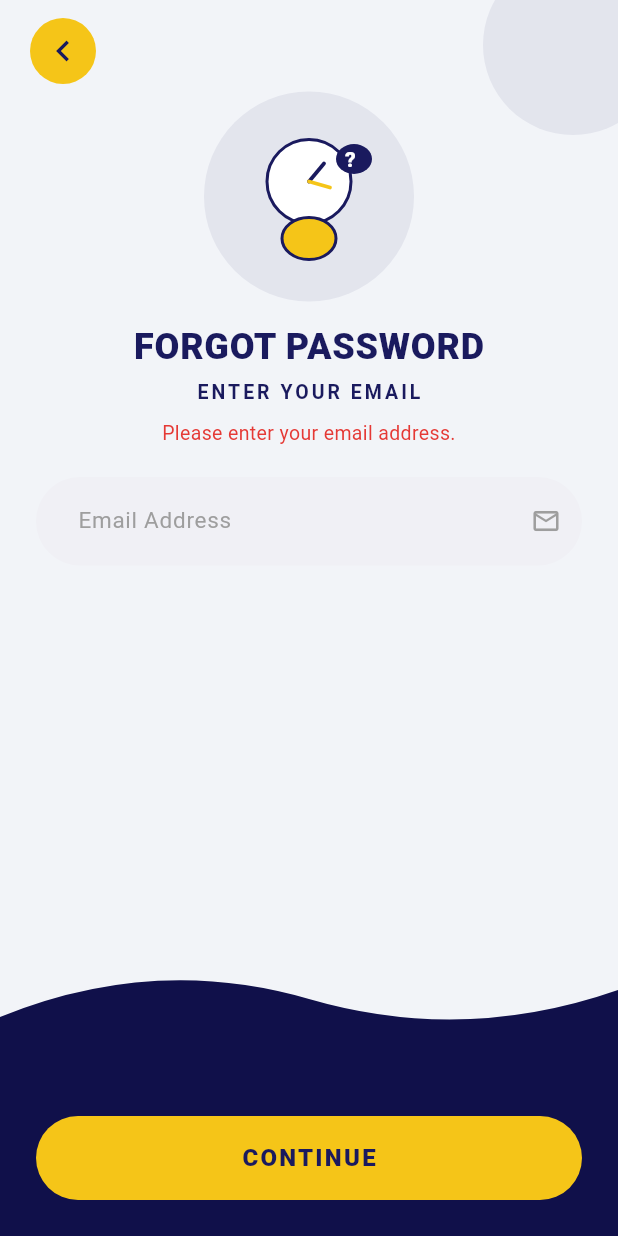
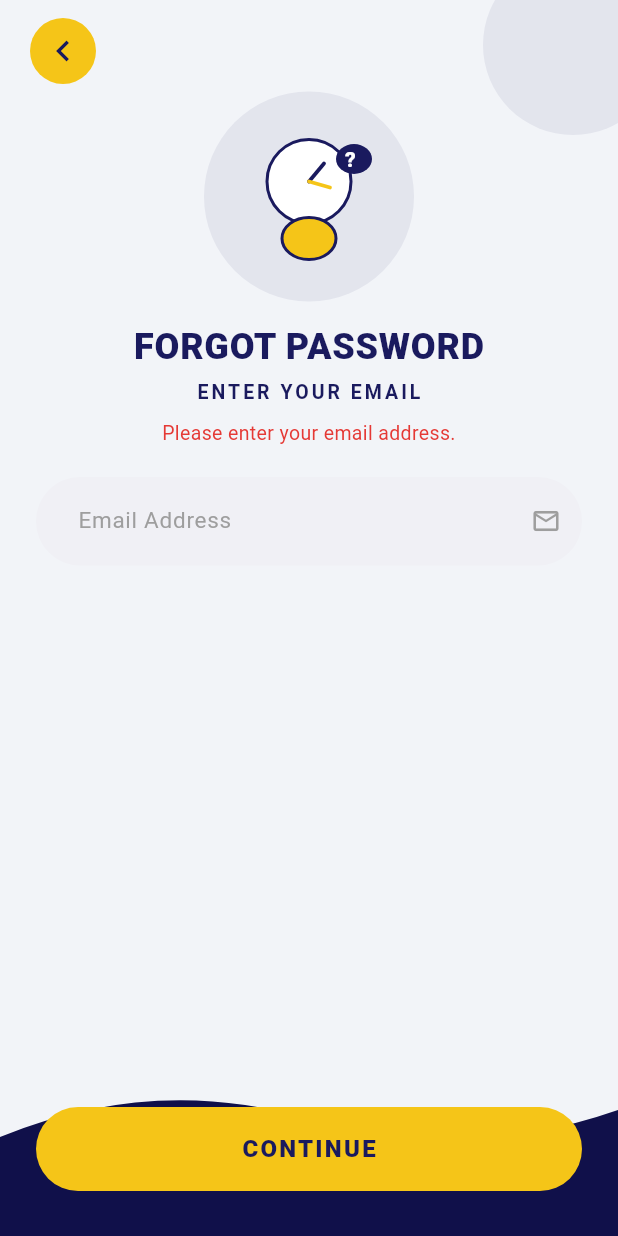
Before and after one commit to L4S3r/elearning-app_secureed, a Flutter app: the ForgotPasswordScreen screen opened by its route, after a tap on "CONTINUE", on a phone screen of 412 x 824 dp. Run offline on Flutter 3.47's test engine with Material 3 defaults, Android fonts, the light colour scheme and no system bars; our stand-ins replace shared_preferences; accounts and stored records are empty.

Commit message:
Bump version to 1.0.1+2

```diff
--- /dev/null
+++ b/devtools_options.yaml
@@ -0,0 +1,3 @@
+description: This file stores settings for Dart & Flutter DevTools.
+documentation: https://docs.flutter.dev/tools/devtools/extensions#configure-extension-enablement-states
+extensions:
--- a/lib/screens/forgot_password_screen.dart
+++ b/lib/screens/forgot_password_screen.dart
@@ -1,5 +1,3 @@
-// ignore_for_file: unused_local_variable
-
 import 'package:flutter/material.dart';
 import '../theme.dart';
 import '../widgets/shared_widgets.dart';
@@ -19,7 +17,7 @@ class _ForgotPasswordScreenState extends State<ForgotPasswordScreen> {
 
   bool _isLoading = false;
   String? _errorMessage;
-  bool _step2 = false; // After email verified, show new password fields
+  bool _step2 = false;
 
   @override
   void dispose() {
@@ -44,16 +42,12 @@ class _ForgotPasswordScreenState extends State<ForgotPasswordScreen> {
       return;
     }
 
-    // Check if email exists
-    final db = DatabaseService();
-    final error = await db.resetPassword(email, 'temp_check_only_placeholder');
-    // We'll just try a query; better approach below:
     await Future.delayed(const Duration(milliseconds: 300));
 
     if (!mounted) return;
     setState(() {
       _isLoading = false;
-      _step2 = true; // Proceed to new password (simplified UX)
+      _step2 = true;
     });
   }
 
@@ -96,8 +90,7 @@ class _ForgotPasswordScreenState extends State<ForgotPasswordScreen> {
           backgroundColor: AppColors.primary,
         ),
       );
-      Navigator.pushNamedAndRemoveUntil(
-          context, '/signin', (route) => false);
+      Navigator.pushNamedAndRemoveUntil(context, '/signin', (route) => false);
     }
   }
 
@@ -105,10 +98,17 @@ class _ForgotPasswordScreenState extends State<ForgotPasswordScreen> {
   Widget build(BuildContext context) {
     return Scaffold(
       backgroundColor: AppColors.background,
+      resizeToAvoidBottomInset: true,
       body: Stack(
         children: [
           const TopRightCircle(),
-          Column(
+          LayoutBuilder(
+            builder: (context, constraints) {
+              return SingleChildScrollView(
+                child: ConstrainedBox(
+                  constraints: BoxConstraints(minHeight: constraints.maxHeight),
+                  child: IntrinsicHeight(
+                    child: Column(
                       children: [
                         SafeArea(
                           child: Padding(
@@ -165,18 +165,14 @@ class _ForgotPasswordScreenState extends State<ForgotPasswordScreen> {
                             child: Text(
                               _errorMessage!,
                               textAlign: TextAlign.center,
-                    style: const TextStyle(
-                      color: AppColors.error,
-                      fontSize: 13,
-                    ),
+                              style: const TextStyle(color: AppColors.error, fontSize: 13),
                             ),
                           ),
                         ],
 
                         const SizedBox(height: 20),
 
-              Expanded(
-                child: SingleChildScrollView(
+                        Padding(
                           padding: const EdgeInsets.symmetric(horizontal: 24),
                           child: Column(
                             children: [
@@ -203,22 +199,32 @@ class _ForgotPasswordScreenState extends State<ForgotPasswordScreen> {
                             ],
                           ),
                         ),
-              ),
 
+                        const Spacer(), // Pushes the footer to the absolute bottom
+
+                        const SizedBox(height: 40),
+
+                        Stack(
+                          alignment: Alignment.bottomCenter,
+                          children: [
                             const NavyWaveBottom(),
-
                             Container(
-                color: AppColors.navyBottom,
-                padding: const EdgeInsets.fromLTRB(24, 0, 24, 24),
+                              padding: const EdgeInsets.fromLTRB(24, 0, 24, 30),
                               child: _isLoading
                                   ? const CircularProgressIndicator(color: AppColors.accent)
                                   : ElevatedButton(
-                        onPressed:
-                            _step2 ? _handleResetPassword : _handleFindAccount,
+                                      onPressed: _step2 ? _handleResetPassword : _handleFindAccount,
                                       child: Text(_step2 ? 'RESET PASSWORD' : 'CONTINUE'),
                                     ),
                             ),
                           ],
+                        ),
+                      ],
+                    ),
+                  ),
+                ),
+              );
+            },
           ),
         ],
       ),
@@ -228,72 +234,30 @@ class _ForgotPasswordScreenState extends State<ForgotPasswordScreen> {
 
 class _ForgotIllustration extends StatelessWidget {
   const _ForgotIllustration();
-
   @override
-  Widget build(BuildContext context) {
-    return CustomPaint(painter: _ForgotPainter());
-  }
+  Widget build(BuildContext context) => CustomPaint(painter: _ForgotPainter());
 }
 
 class _ForgotPainter extends CustomPainter {
   @override
   void paint(Canvas canvas, Size size) {
     final yellow = Paint()..color = AppColors.accent;
+    // ignore: unused_local_variable
     final navy = Paint()..color = AppColors.primary;
     final white = Paint()..color = Colors.white;
-    final outline = Paint()
-      ..color = AppColors.primary
-      ..style = PaintingStyle.stroke
-      ..strokeWidth = 2.0;
-
+    final outline = Paint()..color = AppColors.primary..style = PaintingStyle.stroke..strokeWidth = 2.0;
     final cx = size.width / 2;
     final cy = size.height / 2;
-
-    // Clock / person thinking
     canvas.drawCircle(Offset(cx, cy - 10), 28, white);
     canvas.drawCircle(Offset(cx, cy - 10), 28, outline);
-
-    // Clock hands
-    canvas.drawLine(
-        Offset(cx, cy - 10),
-        Offset(cx + 10, cy - 22),
-        Paint()
-          ..color = AppColors.primary
-          ..strokeWidth = 2.5
-          ..strokeCap = StrokeCap.round);
-    canvas.drawLine(
-        Offset(cx, cy - 10),
-        Offset(cx + 14, cy - 6),
-        Paint()
-          ..color = AppColors.accent
-          ..strokeWidth = 2.5
-          ..strokeCap = StrokeCap.round);
-
-    // Body below
-    canvas.drawOval(
-        Rect.fromCenter(center: Offset(cx, cy + 28), width: 36, height: 28),
-        yellow);
-    canvas.drawOval(
-        Rect.fromCenter(center: Offset(cx, cy + 28), width: 36, height: 28),
-        outline);
-
-    // Question mark bubble
-    final bubblePaint = Paint()..color = AppColors.primary;
-    canvas.drawOval(
-        Rect.fromCenter(center: Offset(cx + 30, cy - 25), width: 24, height: 20),
-        bubblePaint);
-    const textStyle = TextStyle(
-      color: Colors.white,
-      fontSize: 14,
-      fontWeight: FontWeight.w900,
-    );
-    final tp = TextPainter(
-        text: const TextSpan(text: '?', style: textStyle),
-        textDirection: TextDirection.ltr)
-      ..layout();
+    canvas.drawLine(Offset(cx, cy - 10), Offset(cx + 10, cy - 22), Paint()..color = AppColors.primary..strokeWidth = 2.5..strokeCap = StrokeCap.round);
+    canvas.drawLine(Offset(cx, cy - 10), Offset(cx + 14, cy - 6), Paint()..color = AppColors.accent..strokeWidth = 2.5..strokeCap = StrokeCap.round);
+    canvas.drawOval(Rect.fromCenter(center: Offset(cx, cy + 28), width: 36, height: 28), yellow);
+    canvas.drawOval(Rect.fromCenter(center: Offset(cx, cy + 28), width: 36, height: 28), outline);
+    canvas.drawOval(Rect.fromCenter(center: Offset(cx + 30, cy - 25), width: 24, height: 20), Paint()..color = AppColors.primary);
+    const textStyle = TextStyle(color: Colors.white, fontSize: 14, fontWeight: FontWeight.w900);
+    final tp = TextPainter(text: const TextSpan(text: '?', style: textStyle), textDirection: TextDirection.ltr)..layout();
     tp.paint(canvas, Offset(cx + 24, cy - 33));
   }
-
-  @override
-  bool shouldRepaint(covariant CustomPainter oldDelegate) => false;
+  @override bool shouldRepaint(covariant CustomPainter oldDelegate) => false;
 }
--- a/pubspec.yaml
+++ b/pubspec.yaml
@@ -1,8 +1,8 @@
-name: elearning_app
+name: SecureED
 description: E-Learning Mobile Application
 
 publish_to: 'none'
-version: 1.0.0+1
+version: 1.0.1+2
 
 environment:
   sdk: '>=3.0.0 <4.0.0'
```
Also changed, not shown: lib/screens/signin_screen.dart (+39 -51 lines), lib/screens/signup_screen.dart (+37 -71 lines). Lines whose indentation alone changed are shown as unchanged.
